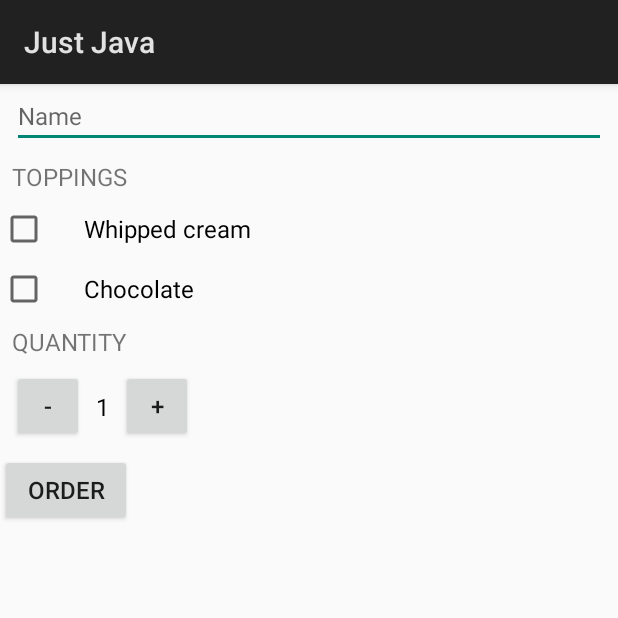
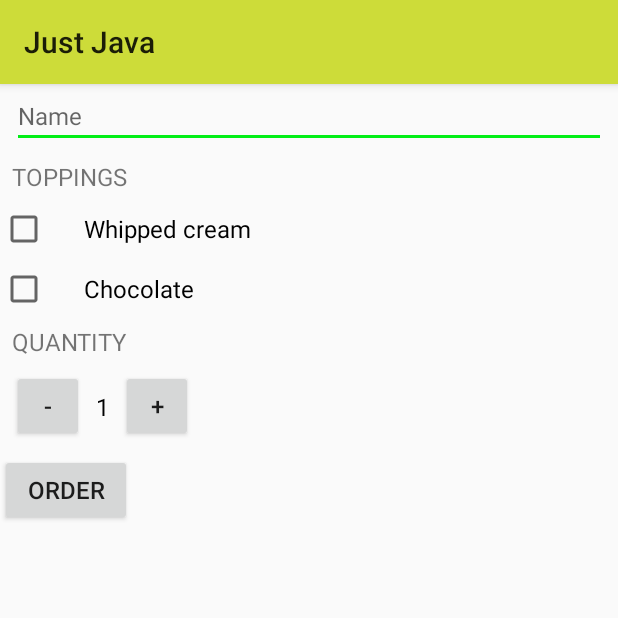
Before and after one commit to NgariNdungu/JustJava, an Android app: the screen it shows after launch (MainActivity), after a tap on "ORDER", on a phone screen of 412 x 824 dp, the top half of it. Run offline under Robolectric (Android 15) with nearby library versions, the phone set to English and light mode, and no system bars.

Commit message:
[lesson 11] add theming

```diff
--- a/app/src/main/java/com/createchs/justjava/MainActivity.java
+++ b/app/src/main/java/com/createchs/justjava/MainActivity.java
@@ -34,19 +34,14 @@ public class MainActivity extends Activity {
         intent.setData(Uri.parse("mailto:"));
         intent.putExtra(Intent.EXTRA_TEXT, orderSummary);
         intent.putExtra(Intent.EXTRA_EMAIL, recipient);
-        intent.putExtra(Intent.EXTRA_SUBJECT, getResources().getString(R.string.subject_prefix) + customerName);
+        intent.putExtra(Intent.EXTRA_SUBJECT, getResources().getString(R.string.subject) + customerName);
         if (intent.resolveActivity(getPackageManager()) != null) {
             startActivity(intent);
         }
     }
 
     private String createOrderSummary(float price, boolean hasWhippedCream, boolean hasChocolate, String customerName) {
-        String[] summaryPrefixes = getResources().getStringArray(R.array.summary);
-        return summaryPrefixes[0] + customerName +
-                summaryPrefixes[1] + hasWhippedCream +
-                summaryPrefixes[2] + hasChocolate +
-                summaryPrefixes[3] + coffeeCups +
-                summaryPrefixes[4] + price;
+        return getString(R.string.summary2, customerName,hasWhippedCream,hasChocolate,coffeeCups,price);
     }
 
     private float calculatePrice(boolean hasWhippedCream, boolean hasChocolate) {
--- a/app/src/main/res/values/colors.xml
+++ b/app/src/main/res/values/colors.xml
@@ -1,6 +1,6 @@
 <?xml version="1.0" encoding="utf-8"?>
 <resources>
-    <color name="colorPrimary">#3F51B5</color>
-    <color name="colorPrimaryDark">#303F9F</color>
-    <color name="colorAccent">#FF4081</color>
+    <color name="colorPrimary">#cddc39</color>
+    <color name="colorPrimaryDark">#99aa00</color>
+    <color name="colorAccent">#02ee16</color>
 </resources>
--- a/app/src/main/res/values/strings.xml
+++ b/app/src/main/res/values/strings.xml
@@ -1,4 +1,4 @@
-<resources>
+<resources xmlns:xliff="urn:oasis:names:tc:xliff:document:1.2">
     <string name="app_name">Just Java</string>
     <string name="quantity">Quantity</string>
     <string name="order_button">Order</string>
@@ -6,15 +6,9 @@
     <string name="first_topping">Whipped cream</string>
     <string name="second_topping">Chocolate</string>
     <string name="hint">Name</string>
-    <string name="add">Add</string>
-    <string name="too_much">Can\'t have more than 100 cups!</string>
-    <string name="no_coffee">You do wan\'t coffee right?</string>
-    <string name="subject_prefix">"JustJava Order for "</string>
-    <string-array name="summary">
-        <item>"Name: "</item>
-        <item>"\nAdd Whipped cream? "</item>
-        <item>"\nAdd Chocolate? "</item>
-        <item>"\nQuantity: "</item>
-        <item>"\nTotal: "</item>
-    </string-array>
+    <string name="add" translatable="false">Add</string>
+    <string name="too_much" translatable="false">Can\'t have more than 100 cups!</string>
+    <string name="no_coffee" translatable="false">You do wan\'t coffee right?</string>
+    <string name="subject">"JustJava Order for "</string>
+    <string name="summary2">"Name: <xliff:g id="name">%s</xliff:g>\nAdd whipped cream? <xliff:g id="first_topping">%b</xliff:g>\nAdd chocolate? <xliff:g id="second_topping">%b</xliff:g> \nQuantity: <xliff:g id="quantity">%d</xliff:g>\nTotal: <xliff:g id="total">%.2f</xliff:g>"</string>
 </resources>
--- a/app/src/main/res/values/styles.xml
+++ b/app/src/main/res/values/styles.xml
@@ -1,8 +1,11 @@
 <resources>
 
     <!-- Base application theme. -->
-    <style name="AppTheme" parent="android:Theme.Material.Light.DarkActionBar">
+    <style name="AppTheme" parent="android:Theme.Material.Light.LightStatusBar">
         <!-- Customize your theme here. -->
+        <item name="android:colorPrimary">@color/colorPrimary</item>
+        <item name="android:colorPrimaryDark">@color/colorPrimaryDark</item>
+        <item name="android:colorAccent">@color/colorAccent</item>
     </style>
     <style name="Spacing" parent="AppTheme">
         <item name="android:layout_margin">8dp</item>
--- a/build.gradle
+++ b/build.gradle
@@ -7,7 +7,7 @@ buildscript {
         jcenter()
     }
     dependencies {
-        classpath 'com.android.tools.build:gradle:3.1.2'
+        classpath 'com.android.tools.build:gradle:3.1.3'
 
 
         // NOTE: Do not place your application dependencies here; they belong
```
